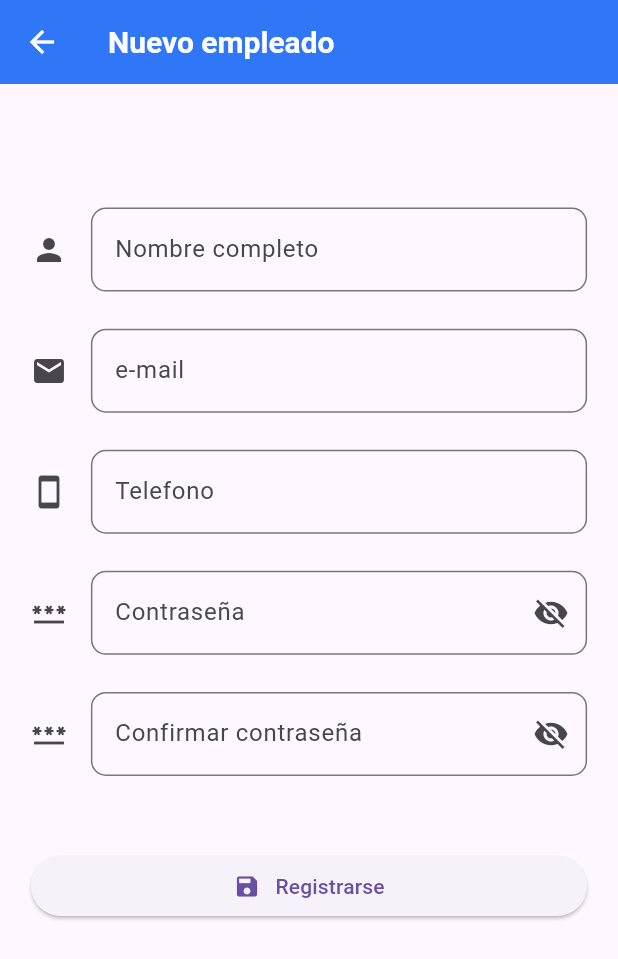
After one commit to jcesarcr014/vende_facil_app, a Flutter app: the RegistroEmpleadoScreen screen opened by its route, on a phone screen of 412 x 824 dp. The commit adds this screen. Shown: the top 959 px of the screen. Run offline on Flutter 3.47's test engine with Material 3 defaults, Android fonts, the phone set to English and light mode, and no system bars; our stand-ins replace image_picker, internet_connection_checker, shared_preferences; missing offline and left inert: mime_type, simple_barcode_scanner; accounts and stored records are empty; network calls fail.

Commit message:
Empleados

```diff
--- a/lib/models/usuario_model.dart
+++ b/lib/models/usuario_model.dart
@@ -14,3 +14,5 @@ class Usuario {
       this.tipoUsuario,
       this.token});
 }
+
+List<Usuario> listaEmpleados = [];
--- a/lib/providers/apartado_provider.dart
+++ b/lib/providers/apartado_provider.dart
@@ -78,7 +78,6 @@ class ApartadoProvider {
   Future<Resultado> guardaApartadoDetalle(
     ApartadoDetalle apartado,
   ) async {
-    print(apartado.apartadoId);
     var url = Uri.parse('$baseUrl/apartado-detalle/${apartado.apartadoId}');
     try {
       final resp = await http.post(url, headers: {
--- a/lib/providers/globals.dart
+++ b/lib/providers/globals.dart
@@ -1,3 +1,3 @@
 library vende_facil.globals;
 
-String baseUrl = "http://209.145.58.49:8008/vf-api/public/api";
+String baseUrl = "http://209.145.58.49:8008/vf/public/api";
--- a/lib/router/app_routes.dart
+++ b/lib/router/app_routes.dart
@@ -30,6 +30,8 @@ class AppRoutes {
     'perfil': (BuildContext context) => const PerfilScreen(),
     'abono_detalle': (BuildContext context) => const AbonoDetallesScreen(),
     'config-apartado': (BuildContext context) => const AjustesApartadoScreen(),
+    'empleados': (BuildContext context) => const ListaEmpleadosScreen(),
+    'nvo-empleado': (BuildContext context) => const RegistroEmpleadoScreen(),
   };
 
   static Route<dynamic> onGenerateRoute(RouteSettings settings) {
--- /dev/null
+++ b/lib/screens/agregar_empleado_screen.dart
@@ -0,0 +1,182 @@
+import 'package:flutter/material.dart';
+import 'package:vende_facil/models/models.dart';
+import 'package:vende_facil/providers/providers.dart';
+import 'package:vende_facil/widgets/widgets.dart';
+
+class RegistroEmpleadoScreen extends StatefulWidget {
+  const RegistroEmpleadoScreen({super.key});
+
+  @override
+  State<RegistroEmpleadoScreen> createState() => _RegistroEmpleadoScreenState();
+}
+
+class _RegistroEmpleadoScreenState extends State<RegistroEmpleadoScreen> {
+  final usuariosProvider = UsuarioProvider();
+  final controllerNombre = TextEditingController();
+  final controllerEmail = TextEditingController();
+  final controllerTelefono = TextEditingController();
+  final controllerPassword1 = TextEditingController();
+  final controllerPassword2 = TextEditingController();
+  double windowWidth = 0.0;
+  double windowHeight = 0.0;
+  bool isLoading = false;
+  String textLoading = '';
+  bool passOculto1 = true;
+  bool passOculto2 = true;
+
+  _registrarEmpleado() {
+    if (controllerNombre.text.isEmpty ||
+        controllerEmail.text.isEmpty ||
+        controllerTelefono.text.isEmpty ||
+        controllerPassword1.text.isEmpty ||
+        controllerPassword2.text.isEmpty) {
+      mostrarAlerta(context, 'ERROR', 'Todos los campos son requeridos');
+    } else {
+      if (controllerPassword1.text != controllerPassword2.text) {
+        mostrarAlerta(context, 'ERROR', 'Las contraseñas no coinciden');
+      } else {
+        setState(() {
+          textLoading = 'Guardando información';
+          isLoading = true;
+        });
+        Usuario newUser = Usuario();
+        newUser.nombre = controllerNombre.text;
+        newUser.email = controllerEmail.text;
+        newUser.telefono = controllerTelefono.text;
+        usuariosProvider
+            .nuevoEmpleado(newUser, controllerPassword1.text)
+            .then((value) {
+          if (value.status == 1) {
+            usuariosProvider.obtenerEmpleados().then((value) {
+              setState(() {
+                isLoading = false;
+                textLoading = '';
+              });
+              Navigator.pushReplacementNamed(context, 'config');
+
+              mostrarAlerta(context, '', 'Empleado registrado correctamente.');
+            });
+          } else {
+            setState(() {
+              isLoading = false;
+              textLoading = '';
+            });
+            mostrarAlerta(context, 'ERROR', value.mensaje!);
+          }
+        });
+      }
+    }
+  }
+
+  @override
+  void dispose() {
+    controllerNombre.dispose();
+    controllerEmail.dispose();
+    controllerTelefono.dispose();
+    controllerPassword1.dispose();
+    controllerPassword2.dispose();
+    super.dispose();
+  }
+
+  @override
+  Widget build(BuildContext context) {
+    windowWidth = MediaQuery.of(context).size.width;
+    windowHeight = MediaQuery.of(context).size.height;
+    return Scaffold(
+      appBar: AppBar(
+        title: const Text('Nuevo empleado'),
+      ),
+      body: (isLoading)
+          ? const Center(
+              child: CircularProgressIndicator(),
+            )
+          : SingleChildScrollView(
+              padding: EdgeInsets.symmetric(horizontal: windowWidth * 0.05),
+              child: Center(
+                child: Column(
+                  children: [
+                    SizedBox(
+                      height: windowHeight * 0.10,
+                    ),
+                    InputField(
+                        textCapitalization: TextCapitalization.words,
+                        icon: Icons.person,
+                        labelText: 'Nombre completo',
+                        controller: controllerNombre),
+                    SizedBox(
+                      height: windowHeight * 0.03,
+                    ),
+                    InputField(
+                        textCapitalization: TextCapitalization.none,
+                        keyboardType: TextInputType.emailAddress,
+                        icon: Icons.email,
+                        labelText: 'e-mail',
+                        controller: controllerEmail),
+                    SizedBox(
+                      height: windowHeight * 0.03,
+                    ),
+                    InputField(
+                        keyboardType: TextInputType.phone,
+                        icon: Icons.smartphone,
+                        labelText: 'Telefono',
+                        controller: controllerTelefono),
+                    SizedBox(
+                      height: windowHeight * 0.03,
+                    ),
+                    InputField(
+                        textCapitalization: TextCapitalization.none,
+                        obscureText: passOculto1,
+                        sufixIcon: IconButton(
+                          icon: (passOculto1)
+                              ? const Icon(Icons.visibility_off)
+                              : const Icon(Icons.visibility),
+                          onPressed: () {
+                            passOculto1 = !passOculto1;
+                            setState(() {});
+                          },
+                        ),
+                        icon: Icons.password,
+                        labelText: 'Contraseña',
+                        controller: controllerPassword1),
+                    SizedBox(
+                      height: windowHeight * 0.03,
+                    ),
+                    InputField(
+                        textCapitalization: TextCapitalization.none,
+                        obscureText: passOculto2,
+                        sufixIcon: IconButton(
+                          icon: (passOculto2)
+                              ? const Icon(Icons.visibility_off)
+                              : const Icon(Icons.visibility),
+                          onPressed: () {
+                            passOculto2 = !passOculto2;
+                            setState(() {});
+                          },
+                        ),
+                        icon: Icons.password,
+                        labelText: 'Confirmar contraseña',
+                        controller: controllerPassword2),
+                    SizedBox(
+                      height: windowHeight * 0.06,
+                    ),
+                    ElevatedButton(
+                        onPressed: () {
+                          _registrarEmpleado();
+                        },
+                        child: const Row(
+                          mainAxisAlignment: MainAxisAlignment.center,
+                          children: [
+                            Icon(Icons.save),
+                            SizedBox(
+                              width: 10,
+                            ),
+                            Text('Registrarse'),
+                          ],
+                        ))
+                  ],
+                ),
+              ),
+            ),
+    );
+  }
+}
--- a/lib/screens/screens.dart
+++ b/lib/screens/screens.dart
@@ -24,3 +24,5 @@ export 'package:vende_facil/screens/detalles_venta.dart';
 export 'package:vende_facil/screens/perfil_screen.dart';
 export 'package:vende_facil/screens/config_apartado_screen.dart';
 export 'package:vende_facil/screens/search_screen_abonos.dart';
+export 'package:vende_facil/screens/agregar_empleado_screen.dart';
+export 'package:vende_facil/screens/lista_empleados.dart';
```
Also changed, not shown: lib/providers/usuario_provider.dart (+62 -0 lines), lib/screens/configuracion_screen.dart (+16 -0 lines), lib/screens/lista_empleados.dart (added, +143 -0 lines).
